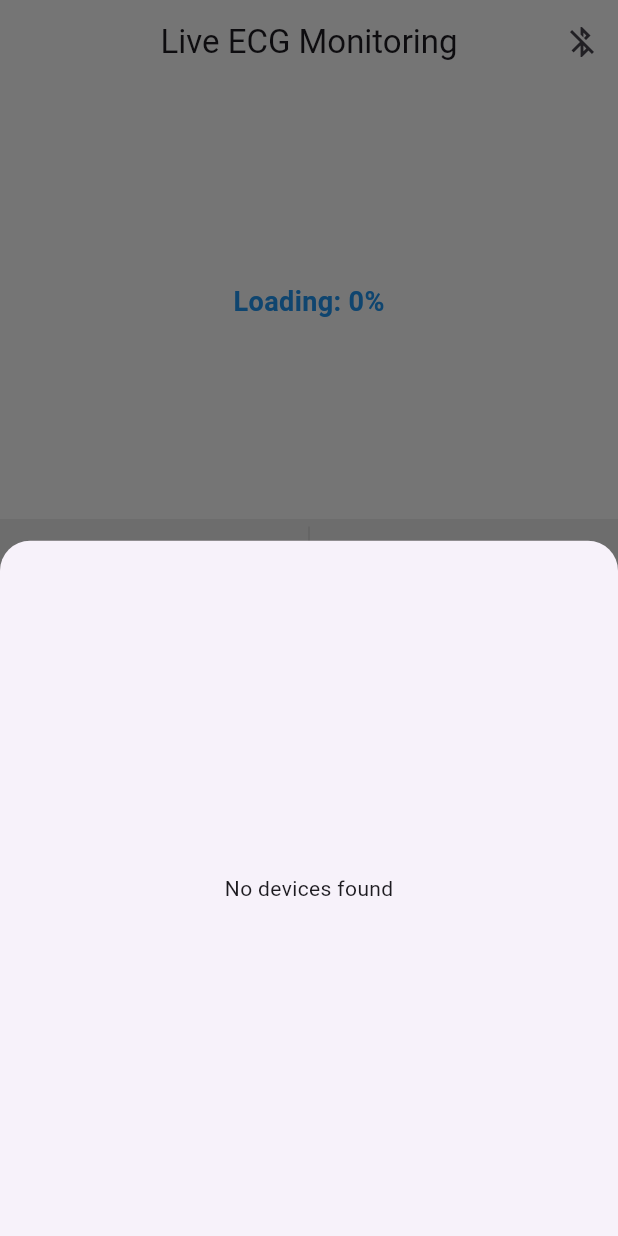
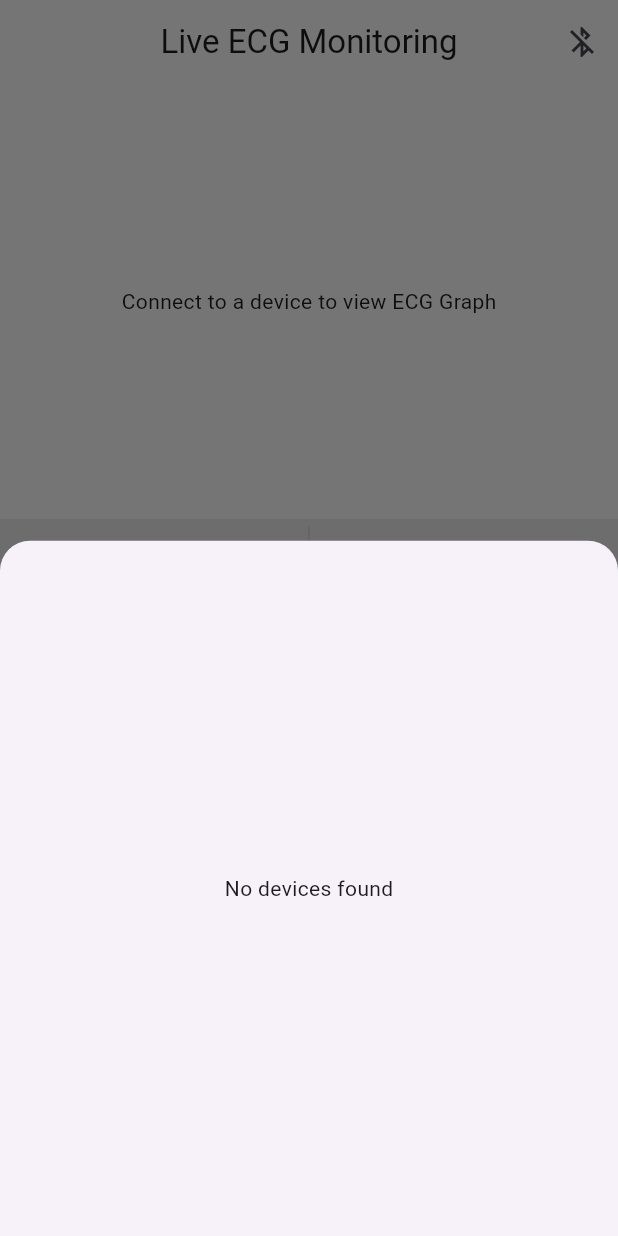
Before and after one commit to waleedahmd308/ecg_controller, a Flutter app: the screen it shows after launch, after a tap on the "bluetooth disabled" icon, on a phone screen of 412 x 824 dp. Run offline on Flutter 3.47's test engine with Material 3 defaults, Android fonts, the light colour scheme and no system bars; our stand-ins replace flutter_blue_plus, get, permission_handler, syncfusion_flutter_charts.

Commit message:
fix: added a fix on graph updation

```diff
--- a/lib/app/modules/home/controllers/home_controller.dart
+++ b/lib/app/modules/home/controllers/home_controller.dart
@@ -22,7 +22,8 @@ class HomeController extends GetxController {
 
   var shouldListen = false;
 
-  var startShowingGraph = false;
+  var startShowingGraph = true;
+  var showingLoader=false;
 
 
   var dataController= SecondSampleController();
@@ -46,6 +47,7 @@ class HomeController extends GetxController {
     // chartData.addAll(generateRandomChartData());
     // chartData2.addAll(generateRandomChartData());
     showNoBlueToothDilouge();
+    loader=false;
 
 
     //startAnimation();
@@ -57,8 +59,20 @@ class HomeController extends GetxController {
 
 
   void toggleStartStop() {
+
+    //add timeout for 5 seconds
+    if(startShowingGraph==false){
+      showingLoader=true;
+
+      update();
+      Future.delayed(Duration(seconds: 3), () {
+        showingLoader=!showingLoader;
+      });
+    }
+
+
     startShowingGraph = !startShowingGraph;
-update();
+    update();
 
   }
   void showNoBlueToothDilouge(){
@@ -73,7 +87,7 @@ update();
 
   }
   int index=0;
-  final int maxTimeStamps=500;
+  final int maxTimeStamps=250;
   List<Color> chartColors = [];
 
 
@@ -172,6 +186,16 @@ update();
 
       FlutterBluePlus.startScan(timeout: Duration(seconds: 15));
       showBondedDevices();
+      FlutterBluePlus.scanResults.listen((List<ScanResult> results) {
+        for (ScanResult result in results) {
+          BluetoothDevice device = result.device;
+// Avoid duplicates and add the device to the list
+          if (!devicesList.contains(device)) {
+            devicesList.add(device);
+            update(); // Update UI
+          }
+        }
+      });
         _showDeviceSelectionBottomSheet(context);
     } else {
       print("Required permissions not granted");
@@ -183,12 +207,24 @@ update();
 
 
 
+  Future<void> disconnectDevice() async {
+
+    BuildContext context=Get.context!;
+    //showStyledDialog('Alert', 'Do you realy want to disconnect the app?', context, true);
+    if (connectedDevice != null) {
+      await connectedDevice!.disconnect();
+      connectedDevice = null;
+      deviceConnected=false;
+
+      update();
+    }
+  }
   Future<void> connectToDevice(BluetoothDevice device) async {
     // loader=true;
-    update();
-    try{
-    await device.connect();
-    // loader=false;
+    // update();
+    // try{
+     await device.connect();
+     loader=false;
     update();
     connectedDevice = device;
 
@@ -209,17 +245,21 @@ update();
       }
     }
     connectAndListenToDevice();
-    }catch(e){
-      Get.snackbar('Error', 'Error connecting to ${device.name}');
-
-    }
+    // }catch(e){
+    //   Get.snackbar('Error', 'Error connecting to ${device.name}');
+    //   loader=false;
+    //
+    // }
    }
 
   Future<void> connectAndListenToDevice() async {
+
+    print(' values it shi $targetCharacteristic');
     if (targetCharacteristic == null) {
       print("No target characteristic found.");
       return;
     }
+    print(targetCharacteristic);
     try {
 
       await targetCharacteristic!.setNotifyValue(true);
--- a/lib/app/modules/home/views/home_view.dart
+++ b/lib/app/modules/home/views/home_view.dart
@@ -22,6 +22,9 @@ class HomeView extends StatelessWidget {
               ? CircularProgressIndicator()
               : IconButton(
                   onPressed: () async {
+                    if(ecgController.deviceConnected){
+
+                      await ecgController.disconnectDevice();}
                     await ecgController.startScan(); // Initiate scanning
                     // Get.to(() => SecondSampleView()); // Add a function to refresh the page
                     // Add a function to disconnect the device
@@ -51,27 +54,8 @@ class HomeView extends StatelessWidget {
             child: GetBuilder(
               init: ecgController,
               builder: (HomeController controller) {
-                int currentDataCount = ecgController.yAxisValues.length;
-                double percentage = (currentDataCount / ecgController.maxTimeStamps) * 100;
-
-                print("Current data count: $currentDataCount");
-                print("Max data count: ${percentage}");
-
                 return
-                  currentDataCount<ecgController.maxTimeStamps?Container(
-                    height: 290,
-                    width: MediaQuery.of(context).size.width,
-                    child: Center(
-                      child: Text(
-                        "Loading: ${percentage.toStringAsFixed(0)}%",
-                        style: TextStyle(
-                          fontSize: 18,
-                          fontWeight: FontWeight.bold,
-                          color: Colors.blue,
-                        ),
-                      ),
-                    ),
-                  ):Container(
+                ecgController.deviceConnected?ecgController.showingLoader?Center(child: Text('Loading')): Container(
                   height: 180,
                   width: MediaQuery.of(context).size.width,
                   decoration: BoxDecoration(
@@ -93,12 +77,21 @@ class HomeView extends StatelessWidget {
 
                     primaryYAxis: NumericAxis(
                       isVisible:
-                          false, // You may comment this out if you want to adjust the Y-axis settings
+                          true, // You may comment this out if you want to adjust the Y-axis settings
                       majorGridLines: MajorGridLines(
                           width: 0), // Hides horizontal grid lines
+                      title: AxisTitle(
+                        text: 'Voltage (V)', // Title for Y-axis
+                        textStyle: TextStyle(
+                          color: Colors.black,
+                          fontSize: 12,
+                          fontWeight: FontWeight.bold,
+                        ),
+                      ),
                     ),
+
                     legend: Legend(
-                      isVisible: true,
+                      isVisible: false,
                     ),
                     series: [
                       // Current iteration series (on top)
@@ -123,6 +116,10 @@ class HomeView extends StatelessWidget {
                       child: Text("Press Start to view ECG Graph"),
                     ),
                   ),
+                ):Container(
+                  child: Center(
+                    child: Text("Connect to a device to view ECG Graph"),
+                  ),
                 );
               },
             ));
--- a/lib/app/modules/home/views/widgets/home_stop_start_button.dart
+++ b/lib/app/modules/home/views/widgets/home_stop_start_button.dart
@@ -36,7 +36,15 @@ class HomeStopStartButton extends StatelessWidget {
 
           shape: BoxShape.circle,
         ),
-        child: Icon(
+        child:
+        ecgController.startShowingGraph
+            ? Icon(
+                Icons.play_arrow,
+                size: 40,
+                color: Colors.white,
+              )
+            :
+        Icon(
           Icons.stop,
           size: 40,
           color: Colors.white,
```
